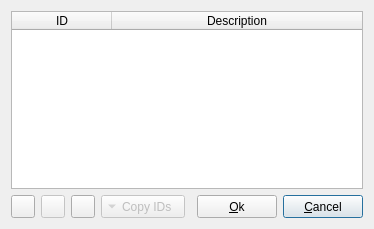
Before: the Qt Designer form customidsetup.ui in qmc2/qmc2-mame-fe, drawn with Qt 5.
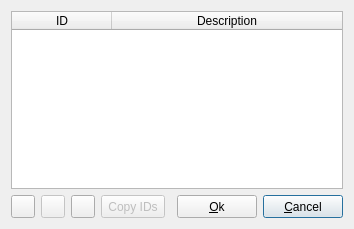
After: the same form once the commit is applied. Icons and pictures are not drawn.

Commit message: wip: custom IDs can now be copied between foreign emulators

Patch:
```diff
--- a/customidsetup.ui
+++ b/customidsetup.ui
@@ -6,7 +6,7 @@
    <rect>
     <x>0</x>
     <y>0</y>
-    <width>355</width>
+    <width>335</width>
     <height>229</height>
    </rect>
   </property>
@@ -110,9 +110,6 @@
      <property name="toolButtonStyle">
       <enum>Qt::ToolButtonTextBesideIcon</enum>
      </property>
-     <property name="arrowType">
-      <enum>Qt::DownArrow</enum>
-     </property>
     </widget>
    </item>
    <item row="1" column="1">
```
The commit also changes 2 other files.
